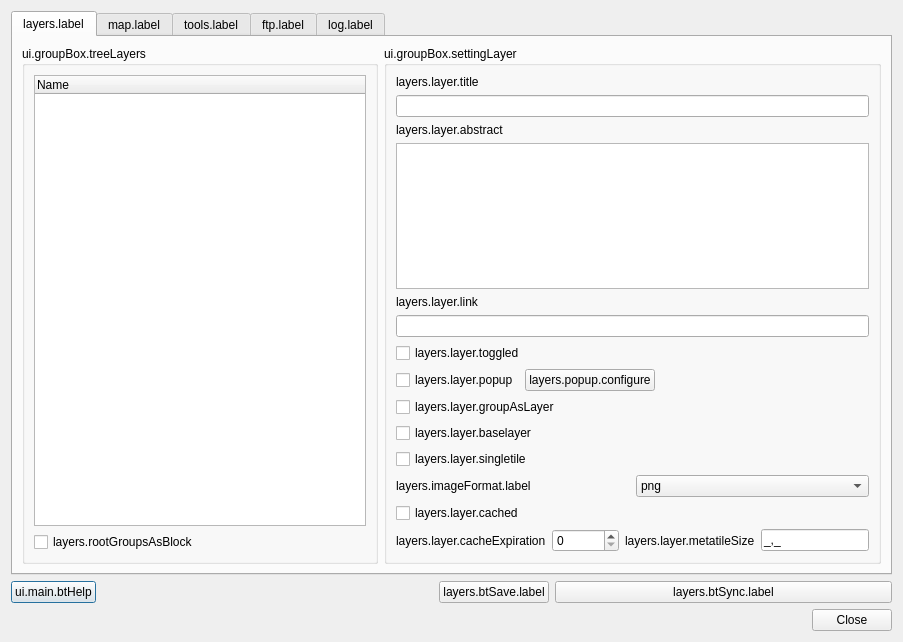
The window that ui_lizmap.ui (3liz/lizmap-plugin) describes before a commit, drawn with Qt 5.
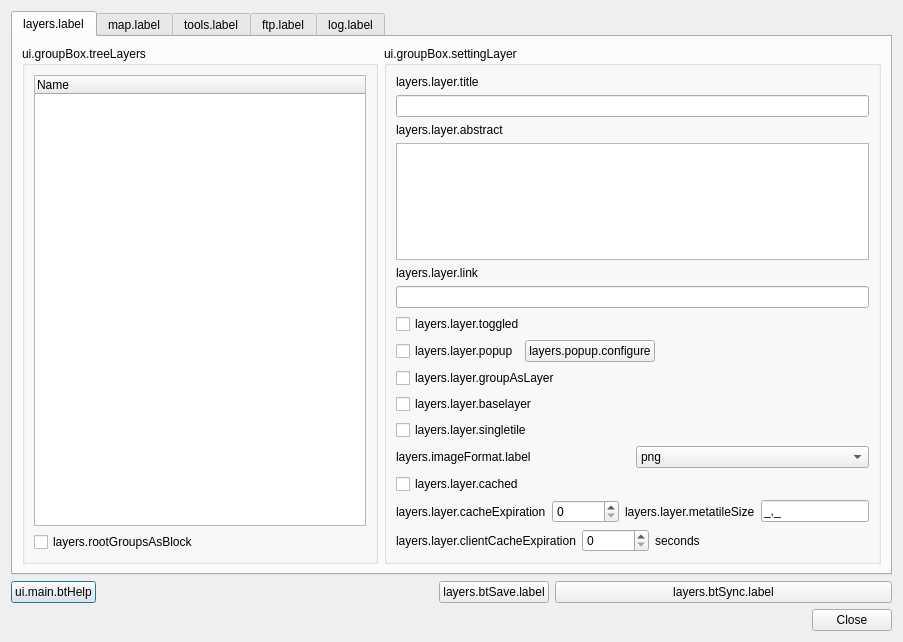
The same window after the commit.

Commit message: New - Configure Client browser Cache expiration

What changed in the file:
```diff
--- a/ui_lizmap.ui
+++ b/ui_lizmap.ui
@@ -289,7 +289,42 @@
              </layout>
             </item>
             <item>
-             <layout class="QHBoxLayout" name="horizontalLayout_4"/>
+             <layout class="QHBoxLayout" name="horizontalLayout_15">
+              <item>
+               <widget class="QLabel" name="label_18">
+                <property name="text">
+                 <string>layers.layer.clientCacheExpiration</string>
+                </property>
+               </widget>
+              </item>
+              <item>
+               <widget class="QSpinBox" name="inClientCacheExpiration">
+                <property name="maximum">
+                 <number>2592000</number>
+                </property>
+               </widget>
+              </item>
+              <item>
+               <widget class="QLabel" name="label_20">
+                <property name="text">
+                 <string>seconds</string>
+                </property>
+               </widget>
+              </item>
+              <item>
+               <spacer name="horizontalSpacer_9">
+                <property name="orientation">
+                 <enum>Qt::Horizontal</enum>
+                </property>
+                <property name="sizeHint" stdset="0">
+                 <size>
+                  <width>40</width>
+                  <height>20</height>
+                 </size>
+                </property>
+               </spacer>
+              </item>
+             </layout>
             </item>
            </layout>
           </item>
```
The commit also changes 8 other files.
